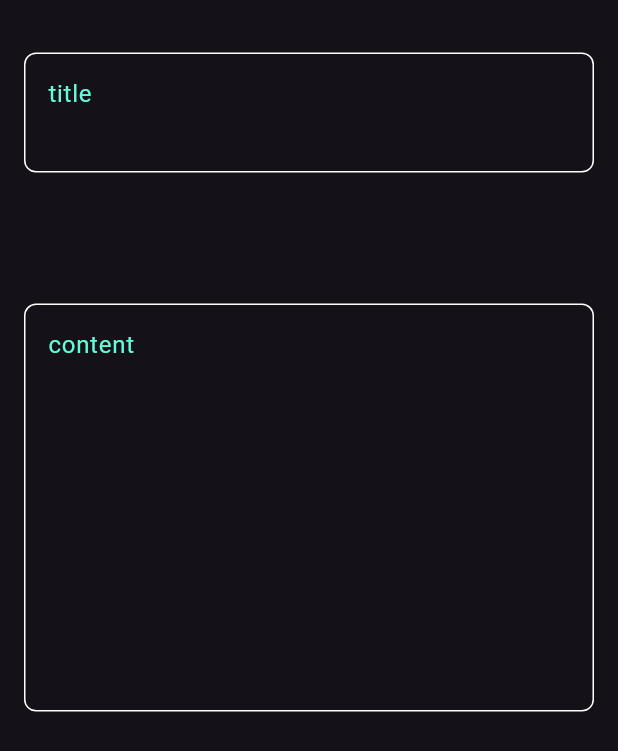
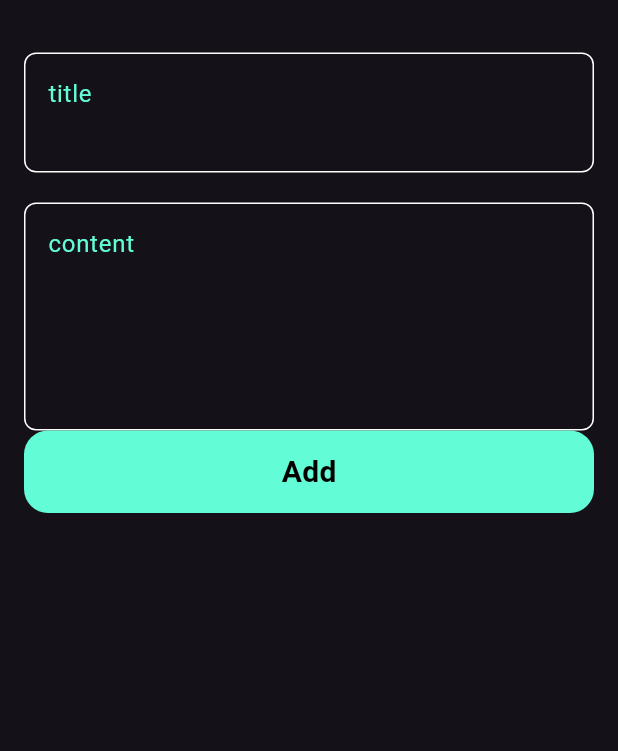
Before and after one commit to real-Hafez/notes-app, a Flutter app: what add_note_button_sheet() shows on an empty page, opened directly, on a phone screen of 412 x 824 dp. Shown: the top 751 px of the screen. Run offline on Flutter 3.47's test engine with Material 3 defaults, Android fonts, the phone set to English and light mode, and no system bars.

Commit message:
finish button_sheet

```diff
--- a/lib/widgets/add_note_button_sheet.dart
+++ b/lib/widgets/add_note_button_sheet.dart
@@ -1,4 +1,6 @@
 import 'package:flutter/material.dart';
+import 'package:notes_app/constant.dart';
+import 'package:notes_app/widgets/custom_button.dart';
 import 'package:notes_app/widgets/custom_text_field.dart';
 
 class add_note_button_sheet extends StatelessWidget {
@@ -8,6 +10,7 @@ class add_note_button_sheet extends StatelessWidget {
   Widget build(BuildContext context) {
     return const Padding(
       padding: EdgeInsets.symmetric(horizontal: 16),
+      child: SingleChildScrollView(
         child: Column(
           children: [
             SizedBox(
@@ -17,14 +20,16 @@ class add_note_button_sheet extends StatelessWidget {
               hint: 'title',
               maxlines: 2,
             ),
-          Spacer(
-            flex: 2,
+            SizedBox(
+              height: 20,
             ),
-          custom_text_field(hint: 'content', maxlines: 10),
-          Spacer(
-            flex: 8,
+            custom_text_field(
+              hint: 'content',
+              maxlines: 5,
             ),
+            custom_button(),
           ],
+        ),
       ),
     );
   }
--- /dev/null
+++ b/lib/widgets/custom_button.dart
@@ -0,0 +1,28 @@
+import 'package:flutter/material.dart';
+import 'package:notes_app/constant.dart';
+
+class custom_button extends StatelessWidget {
+  const custom_button({super.key});
+
+  @override
+  Widget build(BuildContext context) {
+    return Container(
+      width: MediaQuery.of(context).size.width,
+      height: 55,
+      decoration: BoxDecoration(
+        color: kprimarycolor,
+        borderRadius: BorderRadius.circular(16),
+      ),
+      child: const Center(
+        child: Text(
+          'Add',
+          style: TextStyle(
+            color: Colors.black,
+            fontSize: 20,
+            fontWeight: FontWeight.bold,
+          ),
+        ),
+      ),
+    );
+  }
+}
```
Lines whose indentation alone changed are shown as unchanged.
